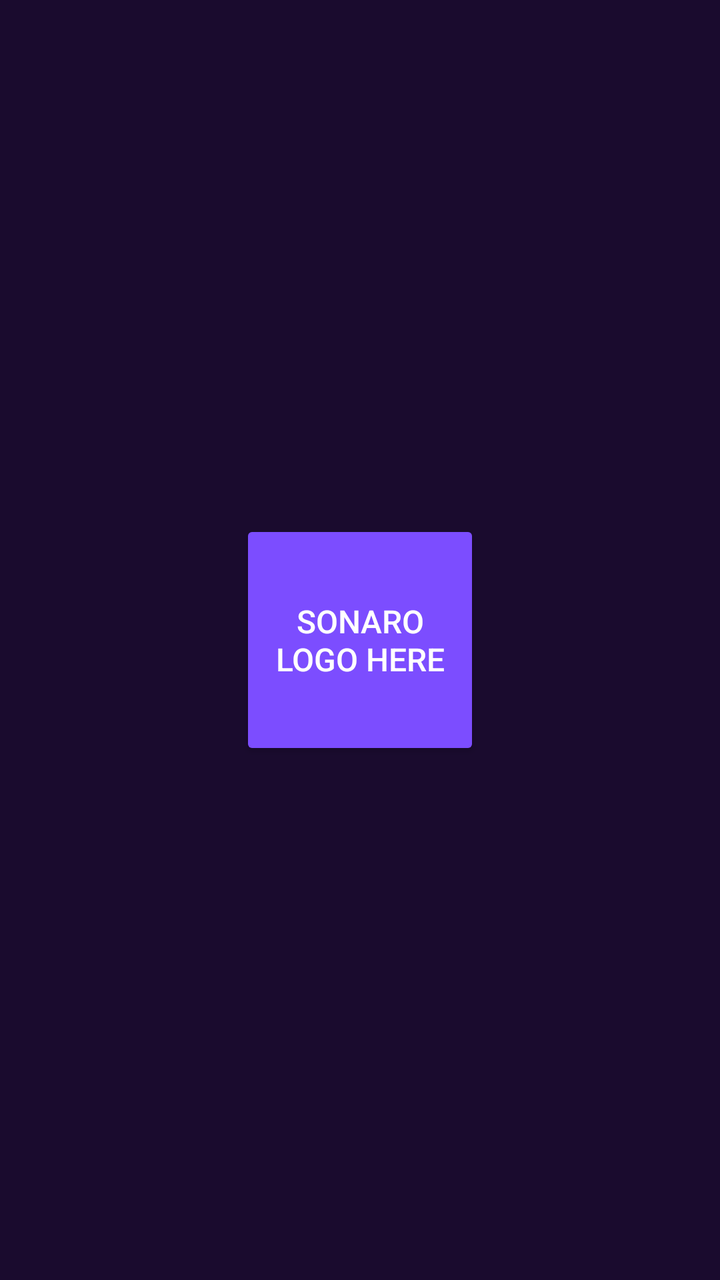
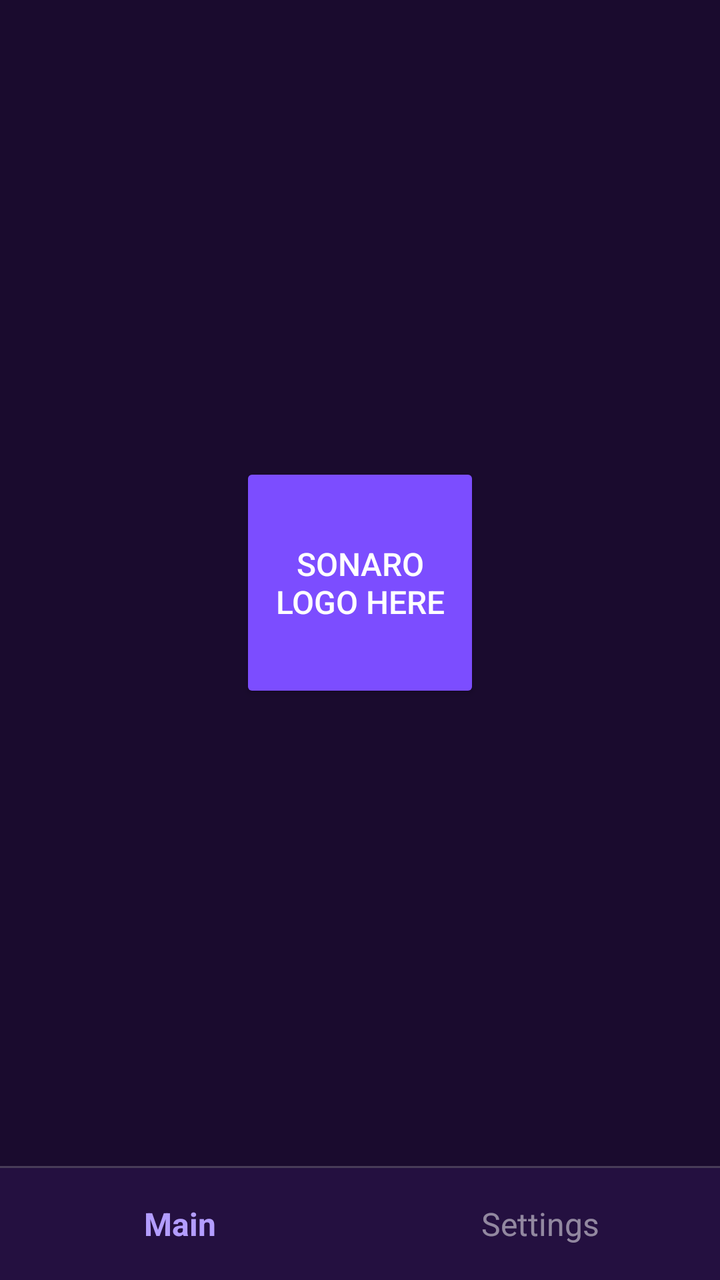

Two renders of the same Android screen: before a commit and after it. Below are the layout's source before the change and the commit's diff.
<!-- AndroidManifest.xml: activity theme Theme.Sonaro -->
<!-- res/layout/activity_main.xml -->
<?xml version="1.0" encoding="utf-8"?>
<LinearLayout xmlns:android="http://schemas.android.com/apk/res/android"
              android:layout_width="match_parent"
              android:layout_height="match_parent"
              android:orientation="vertical"
              android:gravity="center"
              android:background="#1A0B2E">

    <Button
            android:id="@+id/centerButton"
            android:layout_width="120dp"
            android:layout_height="120dp"
            android:text="Sonaro Logo Here"
            android:textColor="#FFFFFF"
            android:textSize="16sp"
            android:backgroundTint="#7C4DFF" />

</LinearLayout>
<!-- resources referenced by this layout -->
<resources>
  <style name="Theme.Sonaro" parent="android:Theme.Material.Light.NoActionBar" />
</resources>

<!-- the commit's change to res/layout/activity_main.xml (unified diff, before → after) -->
@@ -3,16 +3,238 @@
               android:layout_width="match_parent"
               android:layout_height="match_parent"
               android:orientation="vertical"
-              android:gravity="center"
               android:background="#1A0B2E">
 
-    <Button
-            android:id="@+id/centerButton"
-            android:layout_width="120dp"
-            android:layout_height="120dp"
-            android:text="Sonaro Logo Here"
-            android:textColor="#FFFFFF"
-            android:textSize="16sp"
-            android:backgroundTint="#7C4DFF" />
-
+    
+    <FrameLayout
+            android:layout_width="match_parent"
+            android:layout_height="0dp"
+            android:layout_weight="1">
+
+        
+        <LinearLayout
+                android:id="@+id/mainTab"
+                android:layout_width="match_parent"
+                android:layout_height="match_parent"
+                android:orientation="vertical"
+                android:gravity="center">
+
+            <Button
+                    android:id="@+id/centerButton"
+                    android:layout_width="120dp"
+                    android:layout_height="120dp"
+                    android:text="Sonaro Logo Here"
+                    android:textColor="#FFFFFF"
+                    android:textSize="16sp"
+                    android:backgroundTint="#7C4DFF" />
+        </LinearLayout>
+
+        
+        <ScrollView
+                android:id="@+id/settingsTab"
+                android:layout_width="match_parent"
+                android:layout_height="match_parent"
+                android:fillViewport="true"
+                android:visibility="gone">
+
+            <LinearLayout
+                    android:layout_width="match_parent"
+                    android:layout_height="wrap_content"
+                    android:orientation="vertical"
+                    android:padding="20dp">
+
+                <TextView
+                        android:layout_width="match_parent"
+                        android:layout_height="wrap_content"
+                        android:text="Sonaro will react to the phrase \&quot;Hey Jarvis\&quot;."
+                        android:textColor="#FFFFFF"
+                        android:textSize="18sp" />
+
+                <TextView
+                        android:layout_width="match_parent"
+                        android:layout_height="wrap_content"
+                        android:layout_marginTop="16dp"
+                        android:text="When the phrase is spoken, Sonaro will: "
+                        android:textColor="#FFFFFF"
+                        android:textSize="16sp" />
+
+                <CheckBox
+                        android:id="@+id/flashCheckBox"
+                        android:layout_width="match_parent"
+                        android:layout_height="wrap_content"
+                        android:layout_marginTop="8dp"
+                        android:text="Flash flashlight"
+                        android:textColor="#FFFFFF"
+                        android:buttonTint="#7C4DFF"
+                        android:checked="true" />
+
+                <CheckBox
+                        android:id="@+id/unlockCheckBox"
+                        android:layout_width="match_parent"
+                        android:layout_height="wrap_content"
+                        android:text="Unlock screen"
+                        android:textColor="#FFFFFF"
+                        android:buttonTint="#7C4DFF"
+                        android:checked="true" />
+
+                
+                <LinearLayout
+                        android:layout_width="match_parent"
+                        android:layout_height="wrap_content"
+                        android:layout_marginTop="16dp"
+                        android:orientation="horizontal">
+
+                    <TextView
+                            android:layout_width="0dp"
+                            android:layout_height="wrap_content"
+                            android:layout_weight="1"
+                            android:text="Increase brightness to"
+                            android:textColor="#FFFFFF"
+                            android:textSize="16sp" />
+
+                    <TextView
+                            android:id="@+id/brightnessValue"
+                            android:layout_width="wrap_content"
+                            android:layout_height="wrap_content"
+                            android:text="100%"
+                            android:textColor="#B39DFF"
+                            android:textSize="16sp" />
+                </LinearLayout>
+
+                <SeekBar
+                        android:id="@+id/brightnessSeekBar"
+                        android:layout_width="match_parent"
+                        android:layout_height="wrap_content"
+                        android:max="100"
+                        android:progress="100"
+                        android:progressTint="#7C4DFF"
+                        android:thumbTint="#7C4DFF" />
+
+                
+                <LinearLayout
+                        android:layout_width="match_parent"
+                        android:layout_height="wrap_content"
+                        android:layout_marginTop="16dp"
+                        android:orientation="horizontal">
+
+                    <TextView
+                            android:layout_width="0dp"
+                            android:layout_height="wrap_content"
+                            android:layout_weight="1"
+                            android:text="Increase volume to"
+                            android:textColor="#FFFFFF"
+                            android:textSize="16sp" />
+
+                    <TextView
+                            android:id="@+id/volumeValue"
+                            android:layout_width="wrap_content"
+                            android:layout_height="wrap_content"
+                            android:text="100%"
+                            android:textColor="#B39DFF"
+                            android:textSize="16sp" />
+                </LinearLayout>
+
+                <SeekBar
+                        android:id="@+id/volumeSeekBar"
+                        android:layout_width="match_parent"
+                        android:layout_height="wrap_content"
+                        android:max="100"
+                        android:progress="100"
+                        android:progressTint="#7C4DFF"
+                        android:thumbTint="#7C4DFF" />
+
+                <CheckBox
+                        android:id="@+id/soundCheckBox"
+                        android:layout_width="match_parent"
+                        android:layout_height="wrap_content"
+                        android:layout_marginTop="16dp"
+                        android:text="Play sound"
+                        android:textColor="#FFFFFF"
+                        android:buttonTint="#7C4DFF"
+                        android:checked="true" />
+
+                <TextView
+                        android:layout_width="match_parent"
+                        android:layout_height="wrap_content"
+                        android:layout_marginTop="16dp"
+                        android:text="For the following: "
+                        android:textColor="#FFFFFF"
+                        android:textSize="16sp" />
+
+                
+                <LinearLayout
+                        android:layout_width="match_parent"
+                        android:layout_height="wrap_content"
+                        android:layout_marginTop="8dp"
+                        android:orientation="horizontal">
+
+                    <TextView
+                            android:id="@+id/durationValue"
+                            android:layout_width="wrap_content"
+                            android:layout_height="wrap_content"
+                            android:text="5"
+                            android:textColor="#B39DFF"
+                            android:textSize="16sp" />
+
+                    <TextView
+                            android:layout_width="wrap_content"
+                            android:layout_height="wrap_content"
+                            android:layout_marginStart="6dp"
+                            android:text="seconds"
+                            android:textColor="#FFFFFF"
+                            android:textSize="16sp" />
+                </LinearLayout>
+
+                <SeekBar
+                        android:id="@+id/durationSeekBar"
+                        android:layout_width="match_parent"
+                        android:layout_height="wrap_content"
+                        android:max="29"
+                        android:progress="4"
+                        android:progressTint="#7C4DFF"
+                        android:thumbTint="#7C4DFF" />
+            </LinearLayout>
+        </ScrollView>
+    </FrameLayout>
+
+    
+    <View
+            android:layout_width="match_parent"
+            android:layout_height="1dp"
+            android:background="#33FFFFFF" />
+
+    
+    <LinearLayout
+            android:layout_width="match_parent"
+            android:layout_height="56dp"
+            android:orientation="horizontal"
+            android:background="#241040">
+
+        <TextView
+                android:id="@+id/tabMain"
+                android:layout_width="0dp"
+                android:layout_height="match_parent"
+                android:layout_weight="1"
+                android:gravity="center"
+                android:text="Main"
+                android:textSize="16sp"
+                android:textStyle="bold"
+                android:textColor="#B39DFF"
+                android:clickable="true"
+                android:focusable="true"
+                android:background="?android:attr/selectableItemBackground" />
+
+        <TextView
+                android:id="@+id/tabSettings"
+                android:layout_width="0dp"
+                android:layout_height="match_parent"
+                android:layout_weight="1"
+                android:gravity="center"
+                android:text="Settings"
+                android:textSize="16sp"
+                android:textColor="#80FFFFFF"
+                android:clickable="true"
+                android:focusable="true"
+                android:background="?android:attr/selectableItemBackground" />
+    </LinearLayout>
 </LinearLayout>
